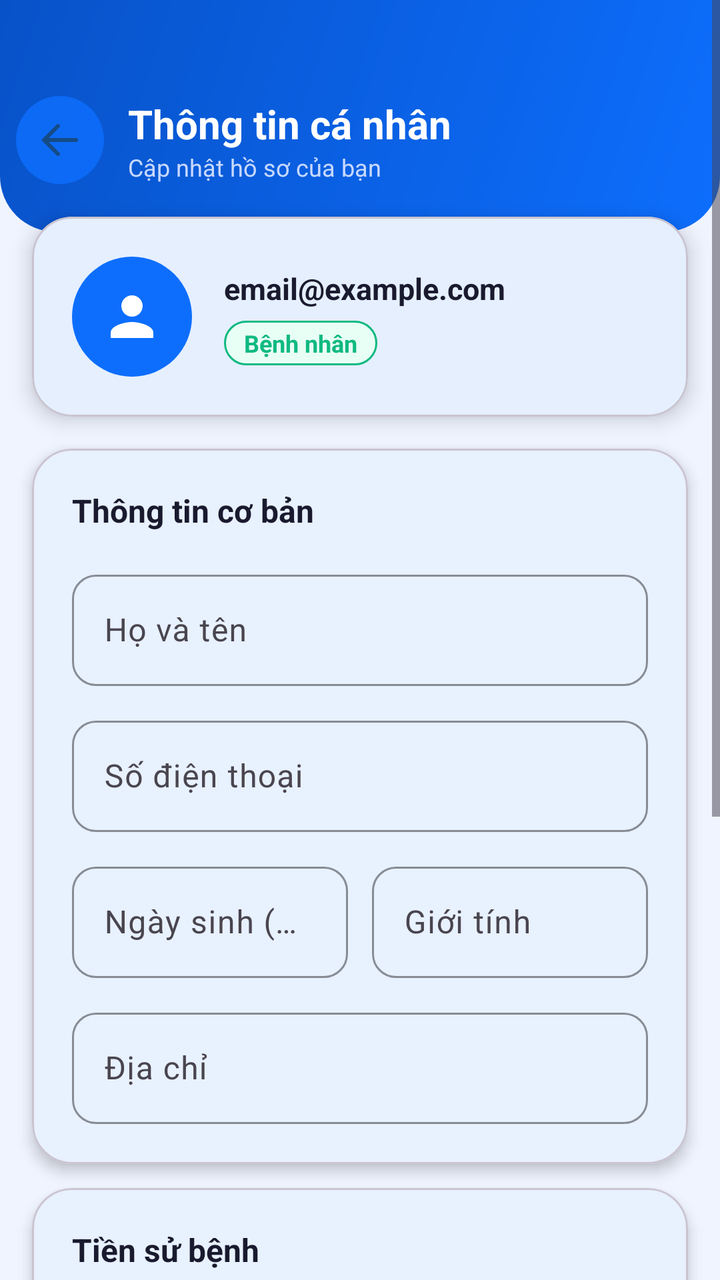
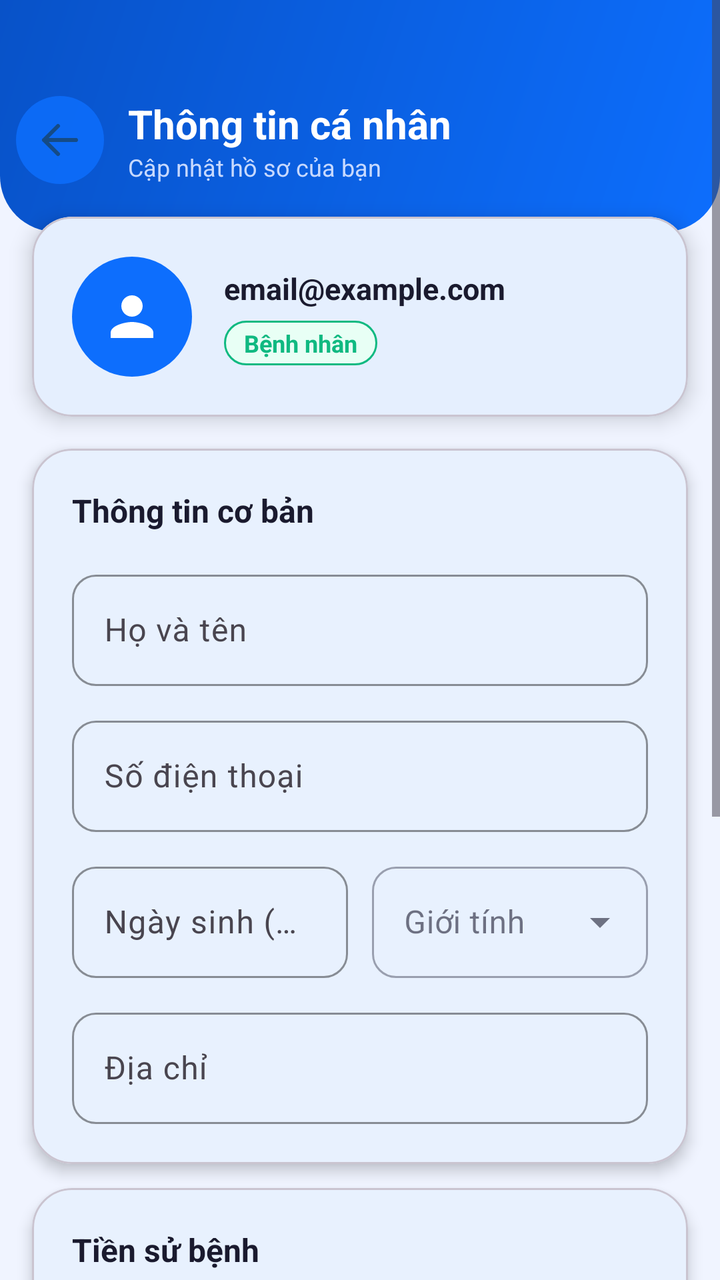

Before-and-after screenshots of an Android layout around one commit, followed by the original layout XML and the change that was made.
<!-- AndroidManifest.xml: application theme Theme.UniCare -->
<!-- res/layout/activity_profile.xml -->
<?xml version='1.0' encoding='utf-8'?>
<androidx.constraintlayout.widget.ConstraintLayout xmlns:android="http://schemas.android.com/apk/res/android" xmlns:app="http://schemas.android.com/apk/res-auto" android:id="@+id/main" android:layout_width="match_parent" android:layout_height="match_parent" android:background="#F0F4FF">
  <ScrollView android:layout_width="0dp" android:layout_height="0dp" android:fillViewport="true" app:layout_constraintStart_toStartOf="parent" app:layout_constraintEnd_toEndOf="parent" app:layout_constraintTop_toTopOf="parent" app:layout_constraintBottom_toBottomOf="parent">

    <LinearLayout android:layout_width="match_parent" android:layout_height="wrap_content" android:orientation="vertical">

        
        <LinearLayout android:layout_width="match_parent" android:layout_height="wrap_content" android:background="@drawable/gradient_header" android:paddingTop="48dp" android:paddingBottom="24dp" android:paddingHorizontal="8dp" android:gravity="center_vertical" android:orientation="horizontal">

            <ImageButton android:id="@+id/btnBack" android:layout_width="44dp" android:layout_height="44dp" android:background="@drawable/bg_icon_circle_blue" android:src="@drawable/ic_arrow_back" android:contentDescription="Quay lại" android:padding="10dp" android:alpha="0.85"/>

            <LinearLayout android:layout_width="0dp" android:layout_height="wrap_content" android:layout_weight="1" android:layout_marginStart="12dp" android:orientation="vertical">

                <TextView android:id="@+id/txtScreenTitle" android:layout_width="wrap_content" android:layout_height="wrap_content" android:text="Thông tin cá nhân" android:textColor="#FFFFFF" android:textSize="20sp" android:textStyle="bold"/>

                <TextView android:layout_width="wrap_content" android:layout_height="wrap_content" android:text="Cập nhật hồ sơ của bạn" android:textColor="#C7D9FF" android:textSize="12sp"/>
            </LinearLayout>
        </LinearLayout>

        
        <com.google.android.material.card.MaterialCardView android:layout_width="match_parent" android:layout_height="wrap_content" android:layout_marginHorizontal="16dp" android:layout_marginTop="-8dp" app:cardCornerRadius="20dp" app:cardElevation="6dp" app:cardBackgroundColor="#FFFFFF">

            <LinearLayout android:layout_width="match_parent" android:layout_height="wrap_content" android:orientation="horizontal" android:padding="20dp" android:gravity="center_vertical">

                <LinearLayout android:layout_width="60dp" android:layout_height="60dp" android:background="@drawable/bg_icon_circle_blue" android:gravity="center">
                    <ImageView android:layout_width="32dp" android:layout_height="32dp" android:src="@drawable/ic_person" android:contentDescription="Người dùng"/>
                </LinearLayout>

                <LinearLayout android:layout_width="0dp" android:layout_height="wrap_content" android:layout_weight="1" android:layout_marginStart="16dp" android:orientation="vertical">

                    <TextView android:id="@+id/txtEmail" android:layout_width="wrap_content" android:layout_height="wrap_content" android:text="email@example.com" android:textColor="#1A1A2E" android:textSize="15sp" android:textStyle="bold"/>

                    <LinearLayout android:layout_width="wrap_content" android:layout_height="wrap_content" android:layout_marginTop="6dp" android:background="@drawable/bg_badge_green" android:paddingHorizontal="10dp" android:paddingVertical="3dp">

                        <TextView android:id="@+id/txtRole" android:layout_width="wrap_content" android:layout_height="wrap_content" android:text="Bệnh nhân" android:textColor="#10B981" android:textSize="12sp" android:textStyle="bold"/>
                    </LinearLayout>
                </LinearLayout>
            </LinearLayout>
        </com.google.android.material.card.MaterialCardView>

        
        <com.google.android.material.card.MaterialCardView android:layout_width="match_parent" android:layout_height="wrap_content" android:layout_marginHorizontal="16dp" android:layout_marginTop="16dp" app:cardCornerRadius="20dp" app:cardElevation="4dp" app:cardBackgroundColor="#FFFFFF">

            <LinearLayout android:layout_width="match_parent" android:layout_height="wrap_content" android:orientation="vertical" android:padding="20dp">

                <TextView android:layout_width="wrap_content" android:layout_height="wrap_content" android:text="Thông tin cơ bản" android:textColor="#1A1A2E" android:textSize="16sp" android:textStyle="bold"/>

                <com.google.android.material.textfield.TextInputLayout android:layout_width="match_parent" android:layout_height="wrap_content" android:layout_marginTop="16dp" android:hint="Họ và tên" style="@style/Widget.UniCare.TextInputLayout" android:id="@+id/tilName">
                    <com.google.android.material.textfield.TextInputEditText android:id="@+id/edtName" android:layout_width="match_parent" android:layout_height="wrap_content" android:inputType="text" android:minHeight="52dp"/>
                </com.google.android.material.textfield.TextInputLayout>

                <com.google.android.material.textfield.TextInputLayout android:layout_width="match_parent" android:layout_height="wrap_content" android:layout_marginTop="12dp" android:hint="Số điện thoại" style="@style/Widget.UniCare.TextInputLayout" android:id="@+id/tilPhone">
                    <com.google.android.material.textfield.TextInputEditText android:id="@+id/edtPhone" android:layout_width="match_parent" android:layout_height="wrap_content" android:inputType="phone" android:minHeight="52dp"/>
                </com.google.android.material.textfield.TextInputLayout>

                <LinearLayout android:layout_width="match_parent" android:layout_height="wrap_content" android:orientation="horizontal">

                    <com.google.android.material.textfield.TextInputLayout android:layout_width="0dp" android:layout_height="wrap_content" android:layout_weight="1" android:layout_marginTop="12dp" android:layout_marginEnd="6dp" android:hint="Ngày sinh (dd/MM/yyyy)" style="@style/Widget.UniCare.TextInputLayout" android:id="@+id/tilDob">
                        <com.google.android.material.textfield.TextInputEditText android:id="@+id/edtDob" android:layout_width="match_parent" android:layout_height="wrap_content" android:inputType="text" android:minHeight="52dp"/>
                    </com.google.android.material.textfield.TextInputLayout>

                    <com.google.android.material.textfield.TextInputLayout android:layout_width="0dp" android:layout_height="wrap_content" android:layout_weight="1" android:layout_marginTop="12dp" android:layout_marginStart="6dp" android:hint="Giới tính" style="@style/Widget.UniCare.TextInputLayout" android:id="@+id/tilGender">
                        <com.google.android.material.textfield.TextInputEditText android:id="@+id/edtGender" android:layout_width="match_parent" android:layout_height="wrap_content" android:inputType="text" android:minHeight="52dp"/>
                    </com.google.android.material.textfield.TextInputLayout>
                </LinearLayout>

                <com.google.android.material.textfield.TextInputLayout android:layout_width="match_parent" android:layout_height="wrap_content" android:layout_marginTop="12dp" android:hint="Địa chỉ" style="@style/Widget.UniCare.TextInputLayout" android:id="@+id/tilAddress">
                    <com.google.android.material.textfield.TextInputEditText android:id="@+id/edtAddress" android:layout_width="match_parent" android:layout_height="wrap_content" android:inputType="text" android:minHeight="52dp"/>
                </com.google.android.material.textfield.TextInputLayout>
            </LinearLayout>
        </com.google.android.material.card.MaterialCardView>

        
        <com.google.android.material.card.MaterialCardView android:layout_width="match_parent" android:layout_height="wrap_content" android:layout_marginHorizontal="16dp" android:layout_marginTop="12dp" app:cardCornerRadius="20dp" app:cardElevation="4dp" app:cardBackgroundColor="#FFFFFF">

            <LinearLayout android:layout_width="match_parent" android:layout_height="wrap_content" android:orientation="vertical" android:padding="20dp">

                <TextView android:layout_width="wrap_content" android:layout_height="wrap_content" android:text="Tiền sử bệnh" android:textColor="#1A1A2E" android:textSize="16sp" android:textStyle="bold"/>

                <TextView android:layout_width="wrap_content" android:layout_height="wrap_content" android:layout_marginTop="4dp" android:text="Chỉ dùng dữ liệu giả lập" android:textColor="#9CA3AF" android:textSize="12sp"/>

                <com.google.android.material.textfield.TextInputLayout android:layout_width="match_parent" android:layout_height="wrap_content" android:layout_marginTop="16dp" android:hint="Mô tả tiền sử bệnh" style="@style/Widget.UniCare.TextInputLayout" android:id="@+id/tilMedicalHistory">
                    <com.google.android.material.textfield.TextInputEditText android:id="@+id/edtMedicalHistory" android:layout_width="match_parent" android:layout_height="wrap_content" android:inputType="textMultiLine" android:lines="3" android:gravity="top" android:minHeight="52dp"/>
                </com.google.android.material.textfield.TextInputLayout>
            </LinearLayout>
        </com.google.android.material.card.MaterialCardView>

        
        <com.google.android.material.button.MaterialButton android:id="@+id/btnSaveProfile" android:layout_width="match_parent" android:layout_height="wrap_content" android:layout_marginHorizontal="16dp" android:layout_marginTop="20dp" android:text="💾  Lưu thông tin" android:minHeight="56dp" android:textAllCaps="false" android:textSize="17sp" style="@style/Widget.UniCare.Button" app:cornerRadius="16dp"/>
        <com.google.android.material.button.MaterialButton android:id="@+id/btnLogout" android:layout_width="match_parent" android:layout_height="wrap_content" android:layout_marginHorizontal="16dp" android:layout_marginTop="12dp" android:text="🔓  Đăng xuất" android:minHeight="56dp" android:textAllCaps="false" android:textSize="17sp" style="@style/Widget.UniCare.Button" app:cornerRadius="16dp" android:backgroundTint="#F44336"/>

        <TextView android:id="@+id/txtMessage" android:layout_width="match_parent" android:layout_height="wrap_content" android:layout_marginHorizontal="24dp" android:layout_marginTop="12dp" android:gravity="center" android:textSize="14sp" android:textColor="#10B981"/>

        <View android:layout_width="match_parent" android:layout_height="32dp"/>

    </LinearLayout>
</ScrollView>
</androidx.constraintlayout.widget.ConstraintLayout>
<!-- resources referenced by this layout -->
<resources>
  <!-- drawable bg_badge_green (drawable) -->
  <?xml version="1.0" encoding="utf-8"?>
  <shape xmlns:android="http://schemas.android.com/apk/res/android">
      <solid android:color="#E8FFF5"/>
      <corners android:radius="100dp"/>
      <stroke android:width="1dp" android:color="#10B981"/>
  </shape>
  <!-- drawable bg_icon_circle_blue (drawable) -->
  <?xml version="1.0" encoding="utf-8"?>
  <shape xmlns:android="http://schemas.android.com/apk/res/android">
      <solid android:color="#0D6EFD"/>
      <corners android:radius="100dp"/>
  </shape>
  <!-- drawable gradient_header (drawable) -->
  <?xml version="1.0" encoding="utf-8"?>
  <shape xmlns:android="http://schemas.android.com/apk/res/android">
      <gradient
          android:startColor="#0D6EFD"
          android:endColor="#0852C8"
          android:angle="135"
          android:type="linear"/>
      <corners
          android:bottomLeftRadius="28dp"
          android:bottomRightRadius="28dp"/>
  </shape>
  <!-- drawable ic_arrow_back (drawable) -->
  <?xml version="1.0" encoding="utf-8"?>
  <vector xmlns:android="http://schemas.android.com/apk/res/android"
      android:width="24dp"
      android:height="24dp"
      android:viewportWidth="24"
      android:viewportHeight="24">
      <path
          android:fillColor="@android:color/transparent"
          android:strokeColor="#184A79"
          android:strokeWidth="2"
          android:strokeLineCap="round"
          android:strokeLineJoin="round"
          android:pathData="M20,12 L4,12 M4,12 L11,5 M4,12 L11,19" />
  </vector>
  <!-- drawable ic_person (drawable) -->
  <?xml version="1.0" encoding="utf-8"?>
  <vector xmlns:android="http://schemas.android.com/apk/res/android"
      android:width="24dp"
      android:height="24dp"
      android:viewportWidth="24"
      android:viewportHeight="24">
      <path
          android:fillColor="@android:color/white"
          android:pathData="M12,12c2.21,0 4,-1.79 4,-4S14.21,4 12,4 8,5.79 8,8s1.79,4 4,4zM12,14c-2.67,0 -8,1.34 -8,4v2h16v-2c0,-2.66 -5.33,-4 -8,-4z"/>
  </vector>
  <style name="Widget.UniCare.Button" parent="Widget.Material3.Button">
          <item name="android:paddingTop">14dp</item>
          <item name="android:paddingBottom">14dp</item>
          <item name="android:textSize">16sp</item>
          <item name="android:letterSpacing">0.02</item>
          <item name="android:textAllCaps">false</item>
          <item name="cornerRadius">14dp</item>
          <item name="backgroundTint">#0D6EFD</item>
          <item name="elevation">2dp</item>
      </style>
  <style name="Widget.UniCare.TextInputLayout" parent="Widget.Material3.TextInputLayout.OutlinedBox">
          <item name="boxCornerRadiusBottomEnd">12dp</item>
          <item name="boxCornerRadiusBottomStart">12dp</item>
          <item name="boxCornerRadiusTopEnd">12dp</item>
          <item name="boxCornerRadiusTopStart">12dp</item>
          <item name="boxStrokeColor">#CBD5F5</item>
          <item name="hintTextColor">#6B7280</item>
      </style>
  <style name="Theme.UniCare" parent="Theme.Material3.DayNight.NoActionBar">
          
          <item name="colorPrimary">#0D6EFD</item>
          <item name="colorPrimaryVariant">#0852C8</item>
          <item name="colorOnPrimary">#FFFFFF</item>
          
          <item name="colorSecondary">#00C4A7</item>
          <item name="colorSecondaryVariant">#00A089</item>
          <item name="colorOnSecondary">#FFFFFF</item>
          
          <item name="colorSurface">#FFFFFF</item>
          <item name="colorOnSurface">#1A1A2E</item>
          
          <item name="android:colorBackground">#F0F4FF</item>
          
          <item name="android:statusBarColor">#0852C8</item>
          <item name="android:windowLightStatusBar">false</item>
          <item name="android:navigationBarColor">#FFFFFF</item>
          <item name="android:windowLightNavigationBar">true</item>
          
          <item name="materialButtonStyle">@style/Widget.UniCare.Button</item>
          <item name="textInputStyle">@style/Widget.UniCare.TextInputLayout</item>
      </style>
</resources>

<!-- the commit's change to res/layout/activity_profile.xml (unified diff, before → after) -->
@@ -59,8 +59,8 @@
                         <com.google.android.material.textfield.TextInputEditText android:id="@+id/edtDob" android:layout_width="match_parent" android:layout_height="wrap_content" android:inputType="text" android:minHeight="52dp"/>
                     </com.google.android.material.textfield.TextInputLayout>
 
-                    <com.google.android.material.textfield.TextInputLayout android:layout_width="0dp" android:layout_height="wrap_content" android:layout_weight="1" android:layout_marginTop="12dp" android:layout_marginStart="6dp" android:hint="Giới tính" style="@style/Widget.UniCare.TextInputLayout" android:id="@+id/tilGender">
-                        <com.google.android.material.textfield.TextInputEditText android:id="@+id/edtGender" android:layout_width="match_parent" android:layout_height="wrap_content" android:inputType="text" android:minHeight="52dp"/>
+                    <com.google.android.material.textfield.TextInputLayout android:layout_width="0dp" android:layout_height="wrap_content" android:layout_weight="1" android:layout_marginTop="12dp" android:layout_marginStart="6dp" android:hint="Giới tính" style="@style/Widget.MaterialComponents.TextInputLayout.OutlinedBox.ExposedDropdownMenu" android:id="@+id/tilGender">
+                        <AutoCompleteTextView android:id="@+id/edtGender" android:layout_width="match_parent" android:layout_height="wrap_content" android:inputType="none" android:minHeight="52dp"/>
                     </com.google.android.material.textfield.TextInputLayout>
                 </LinearLayout>
 
@@ -86,8 +86,8 @@
         </com.google.android.material.card.MaterialCardView>
 
         
-        <com.google.android.material.button.MaterialButton android:id="@+id/btnSaveProfile" android:layout_width="match_parent" android:layout_height="wrap_content" android:layout_marginHorizontal="16dp" android:layout_marginTop="20dp" android:text="💾  Lưu thông tin" android:minHeight="56dp" android:textAllCaps="false" android:textSize="17sp" style="@style/Widget.UniCare.Button" app:cornerRadius="16dp"/>
-        <com.google.android.material.button.MaterialButton android:id="@+id/btnLogout" android:layout_width="match_parent" android:layout_height="wrap_content" android:layout_marginHorizontal="16dp" android:layout_marginTop="12dp" android:text="🔓  Đăng xuất" android:minHeight="56dp" android:textAllCaps="false" android:textSize="17sp" style="@style/Widget.UniCare.Button" app:cornerRadius="16dp" android:backgroundTint="#F44336"/>
+        <com.google.android.material.button.MaterialButton android:id="@+id/btnSaveProfile" android:layout_width="match_parent" android:layout_height="wrap_content" android:layout_marginHorizontal="16dp" android:layout_marginTop="20dp" android:text="Lưu thông tin" android:minHeight="56dp" android:textAllCaps="false" android:textSize="17sp" style="@style/Widget.UniCare.Button" app:cornerRadius="16dp"/>
+        <com.google.android.material.button.MaterialButton android:id="@+id/btnLogout" android:layout_width="match_parent" android:layout_height="wrap_content" android:layout_marginHorizontal="16dp" android:layout_marginTop="12dp" android:text="Đăng xuất" android:minHeight="56dp" android:textAllCaps="false" android:textSize="17sp" style="@style/Widget.UniCare.Button" app:cornerRadius="16dp" android:backgroundTint="#F44336"/>
 
         <TextView android:id="@+id/txtMessage" android:layout_width="match_parent" android:layout_height="wrap_content" android:layout_marginHorizontal="24dp" android:layout_marginTop="12dp" android:gravity="center" android:textSize="14sp" android:textColor="#10B981"/>
 
